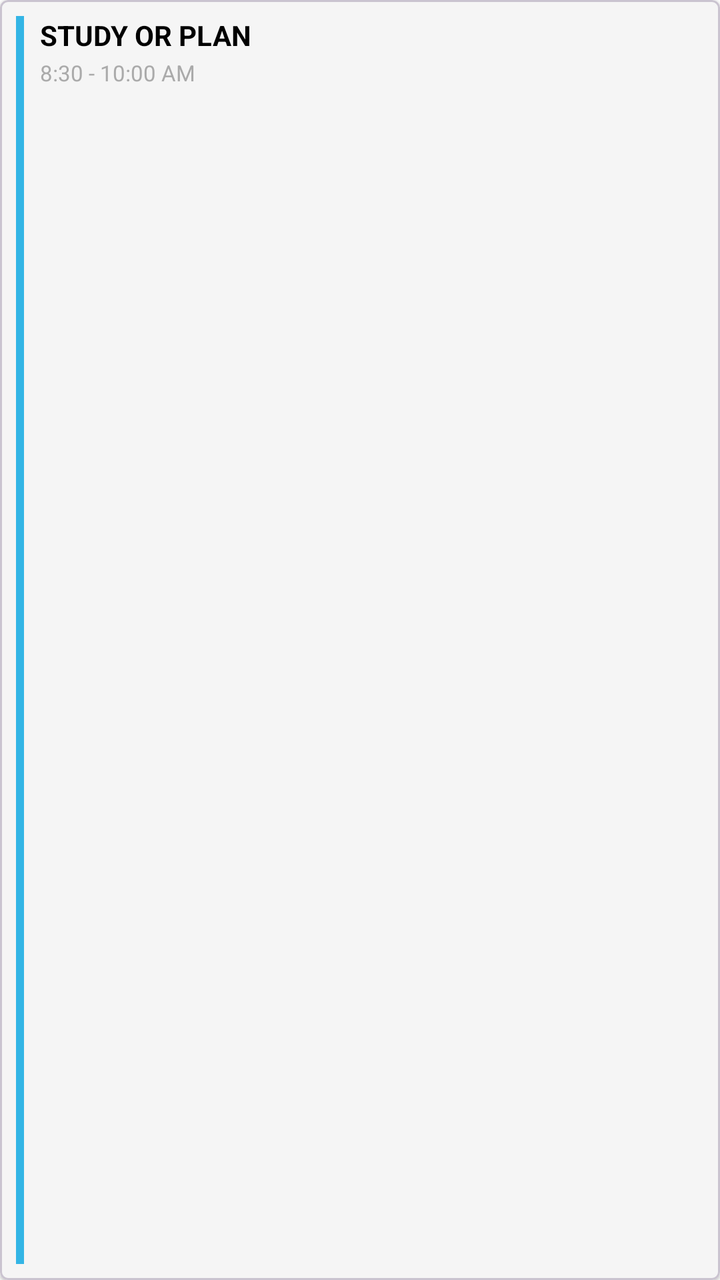
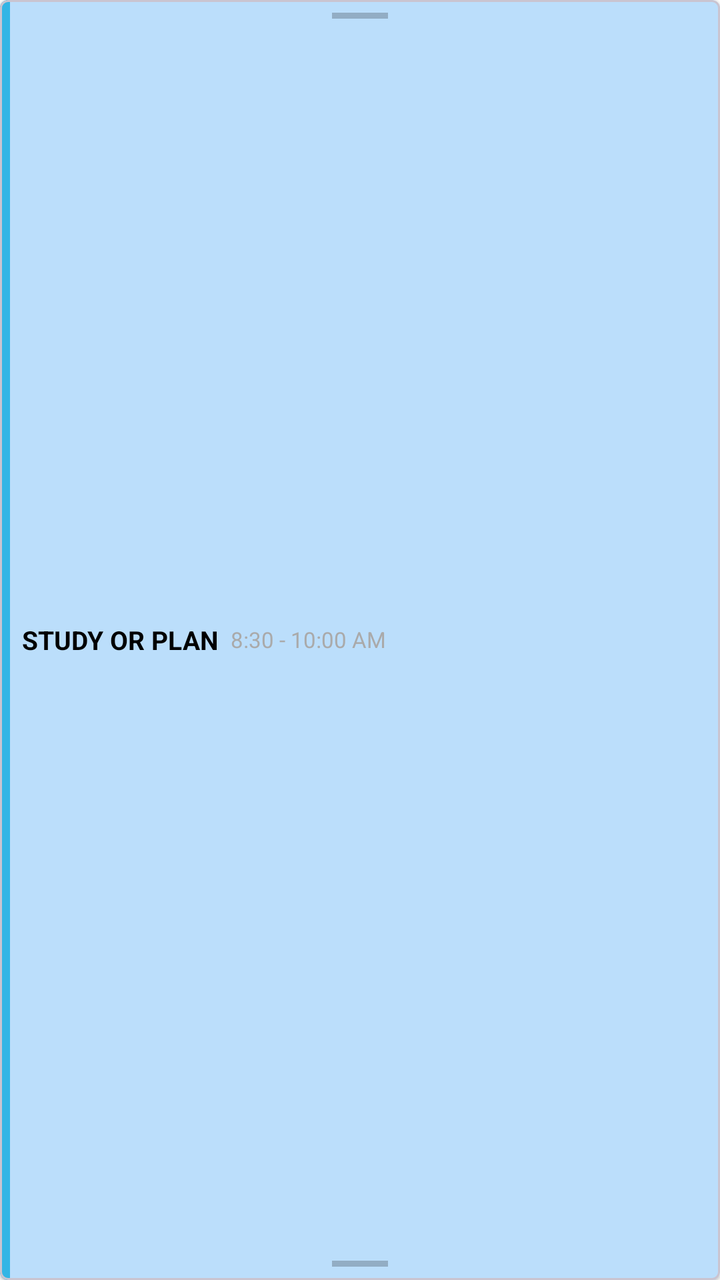

Before-and-after screenshots of an Android layout around one commit, followed by the original layout XML and the change that was made.
<!-- AndroidManifest.xml: application theme Theme.CalendarNotes -->
<!-- res/layout/item_schedule_event.xml -->
<?xml version="1.0" encoding="utf-8"?>
<com.google.android.material.card.MaterialCardView xmlns:android="http://schemas.android.com/apk/res/android"
    xmlns:app="http://schemas.android.com/apk/res-auto"
    android:layout_width="wrap_content"
    android:layout_height="wrap_content"
    android:layout_margin="2dp"
    app:cardElevation="1dp"
    app:cardCornerRadius="4dp"
    app:cardBackgroundColor="#F5F5F5">

    <LinearLayout
        android:layout_width="match_parent"
        android:layout_height="match_parent"
        android:orientation="horizontal"
        android:padding="8dp">

        <View
            android:id="@+id/eventColorBar"
            android:layout_width="4dp"
            android:layout_height="match_parent"
            android:layout_marginEnd="8dp"
            android:background="@android:color/holo_blue_light" />

        <LinearLayout
            android:layout_width="match_parent"
            android:layout_height="wrap_content"
            android:orientation="vertical">

            <TextView
                android:id="@+id/tvEventTitle"
                android:layout_width="wrap_content"
                android:layout_height="wrap_content"
                android:text="STUDY OR PLAN"
                android:textSize="14sp"
                android:textStyle="bold"
                android:textColor="@android:color/black" />

            <TextView
                android:id="@+id/tvEventTime"
                android:layout_width="wrap_content"
                android:layout_height="wrap_content"
                android:text="8:30 - 10:00 AM"
                android:textSize="11sp"
                android:textColor="@android:color/darker_gray"
                android:layout_marginTop="2dp"
                android:visibility="visible" />

        </LinearLayout>

    </LinearLayout>

</com.google.android.material.card.MaterialCardView>
<!-- resources referenced by this layout -->
<resources>
  <style name="Theme.CalendarNotes" parent="Base.Theme.CalendarNotes" />
  <style name="Base.Theme.CalendarNotes" parent="Theme.Material3.DayNight.NoActionBar">
          
          <item name="colorPrimary">@color/light_blue</item>
          <item name="android:windowBackground">@android:color/white</item>
      </style>
  <color name="light_blue">#FF42A5F5</color>
</resources>

<!-- the commit's change to res/layout/item_schedule_event.xml (unified diff, before → after) -->
@@ -3,50 +3,100 @@
     xmlns:app="http://schemas.android.com/apk/res-auto"
     android:layout_width="wrap_content"
     android:layout_height="wrap_content"
-    android:layout_margin="2dp"
+    android:minHeight="0dp"
+    app:cardBackgroundColor="#BBDEFB"
+    app:cardCornerRadius="4dp"
     app:cardElevation="1dp"
-    app:cardCornerRadius="4dp"
-    app:cardBackgroundColor="#F5F5F5">
+    app:contentPadding="0dp">
 
-    <LinearLayout
+    <FrameLayout
         android:layout_width="match_parent"
-        android:layout_height="match_parent"
-        android:orientation="horizontal"
-        android:padding="8dp">
-
-        <View
-            android:id="@+id/eventColorBar"
-            android:layout_width="4dp"
-            android:layout_height="match_parent"
-            android:layout_marginEnd="8dp"
-            android:background="@android:color/holo_blue_light" />
+        android:layout_height="match_parent">
 
         <LinearLayout
+            android:id="@+id/eventBody"
             android:layout_width="match_parent"
-            android:layout_height="wrap_content"
-            android:orientation="vertical">
+            android:layout_height="match_parent"
+            android:gravity="center_vertical"
+            android:orientation="horizontal">
 
-            <TextView
-                android:id="@+id/tvEventTitle"
-                android:layout_width="wrap_content"
+            
+            <View
+                android:id="@+id/eventColorBar"
+                android:layout_width="5dp"
+                android:layout_height="match_parent"
+                android:background="@android:color/holo_blue_light" />
+
+            <LinearLayout
+                android:id="@+id/eventTextContainer"
+                android:layout_width="0dp"
                 android:layout_height="wrap_content"
-                android:text="STUDY OR PLAN"
-                android:textSize="14sp"
-                android:textStyle="bold"
-                android:textColor="@android:color/black" />
+                android:layout_weight="1"
+                android:gravity="center_vertical"
+                android:orientation="horizontal"
+                android:paddingStart="6dp"
+                android:paddingTop="2dp"
+                android:paddingEnd="6dp"
+                android:paddingBottom="2dp">
 
-            <TextView
-                android:id="@+id/tvEventTime"
-                android:layout_width="wrap_content"
-                android:layout_height="wrap_content"
-                android:text="8:30 - 10:00 AM"
-                android:textSize="11sp"
-                android:textColor="@android:color/darker_gray"
-                android:layout_marginTop="2dp"
-                android:visibility="visible" />
+                <TextView
+                    android:id="@+id/tvEventTitle"
+                    android:layout_width="wrap_content"
+                    android:layout_height="wrap_content"
+                    android:ellipsize="end"
+                    android:maxLines="1"
+                    android:text="STUDY OR PLAN"
+                    android:textColor="@android:color/black"
+                    android:textSize="13sp"
+                    android:textStyle="bold" />
+
+                <TextView
+                    android:id="@+id/tvEventTime"
+                    android:layout_width="wrap_content"
+                    android:layout_height="wrap_content"
+                    android:layout_marginStart="6dp"
+                    android:ellipsize="end"
+                    android:maxLines="1"
+                    android:text="8:30 - 10:00 AM"
+                    android:textColor="@android:color/darker_gray"
+                    android:textSize="11sp" />
+
+            </LinearLayout>
 
         </LinearLayout>
 
-    </LinearLayout>
+        
+        <FrameLayout
+            android:id="@+id/resizeHandleTop"
+            android:layout_width="match_parent"
+            android:layout_height="16dp"
+            android:layout_gravity="top"
+            android:clickable="true"
+            android:focusable="true">
+
+            <View
+                android:layout_width="28dp"
+                android:layout_height="3dp"
+                android:layout_gravity="center"
+                android:alpha="0.55"
+                android:background="#66000000" />
+        </FrameLayout>
+
+        <FrameLayout
+            android:id="@+id/resizeHandleBottom"
+            android:layout_width="match_parent"
+            android:layout_height="16dp"
+            android:layout_gravity="bottom"
+            android:clickable="true"
+            android:focusable="true">
+
+            <View
+                android:layout_width="28dp"
+                android:layout_height="3dp"
+                android:layout_gravity="center"
+                android:alpha="0.55"
+                android:background="#66000000" />
+        </FrameLayout>
+    </FrameLayout>
 
 </com.google.android.material.card.MaterialCardView>
